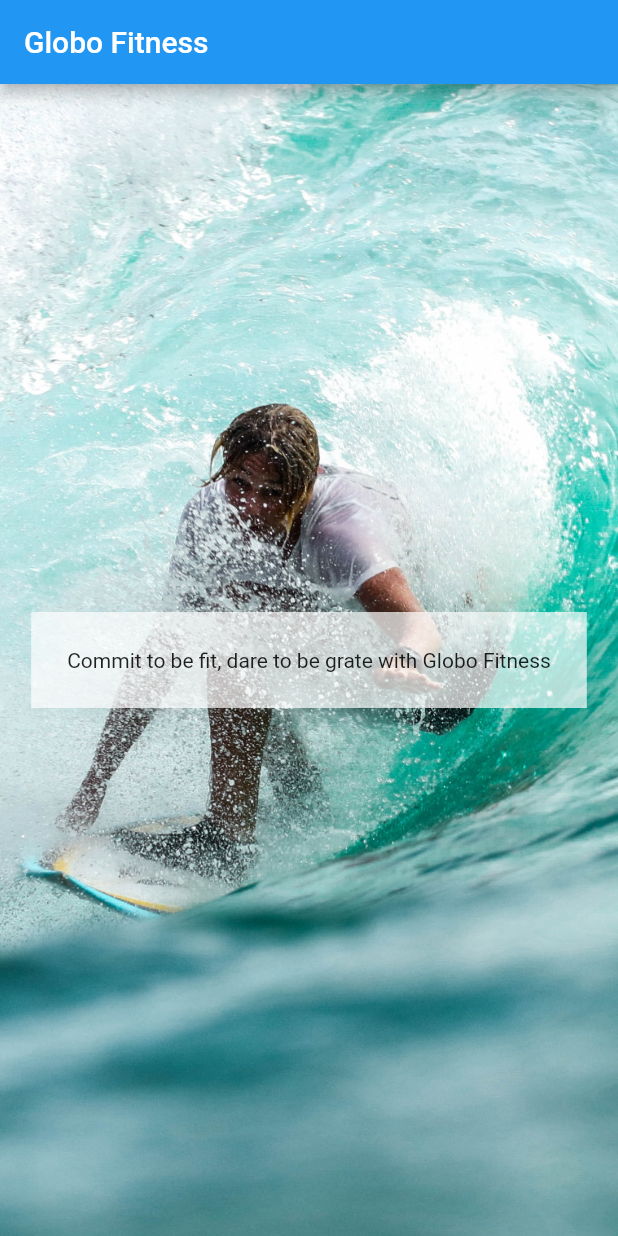
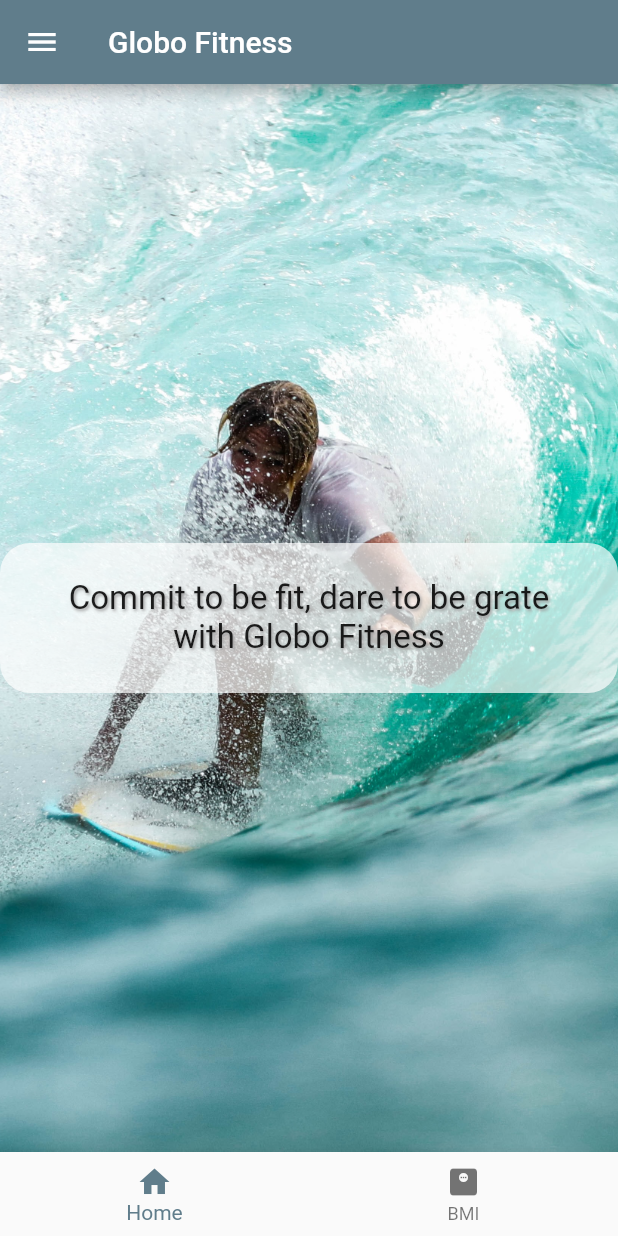
Before and after one commit to phantom1511/globo_fitness, a Flutter app: the screen it shows after launch, on a phone screen of 412 x 824 dp. Run offline on Flutter 3.47's test engine with Material 2 defaults, Android fonts, the phone set to English and light mode, and no system bars.

Commit message:
added all

```diff
--- a/lib/main.dart
+++ b/lib/main.dart
@@ -1,4 +1,6 @@
 import 'package:flutter/material.dart';
+import 'package:globo_fitness/screens/bmi_screen.dart';
+import 'package:globo_fitness/screens/intro_screen.dart';
 
 void main() {
   runApp(const GlobeApp());
@@ -10,23 +12,12 @@ class GlobeApp extends StatelessWidget {
   @override
   Widget build(BuildContext context) {
     return MaterialApp(
-      home: Scaffold(
-        appBar: AppBar(title: const Text('Globo Fitness')),
-        body: Container(
-          decoration: const BoxDecoration(
-              image: DecorationImage(
-                  image: AssetImage('assets/man_on_board.jpg'),
-                  fit: BoxFit.cover)),
-          child: Center(
-              child: Container(
-                padding: const EdgeInsets.all(24),
-                decoration: const BoxDecoration(
-                  color: Colors.white70,
-                ),
-                  child:
-                      const Text('Commit to be fit, dare to be grate with Globo Fitness'))),
-        ),
-      ),
+      theme: ThemeData(primarySwatch: Colors.blueGrey),
+      routes: {
+        '/': (context) => const IntroScreen(),
+        '/bmi': (context) => const BmiScreen()
+      },
+      initialRoute: '/',
     );
   }
 }
```
